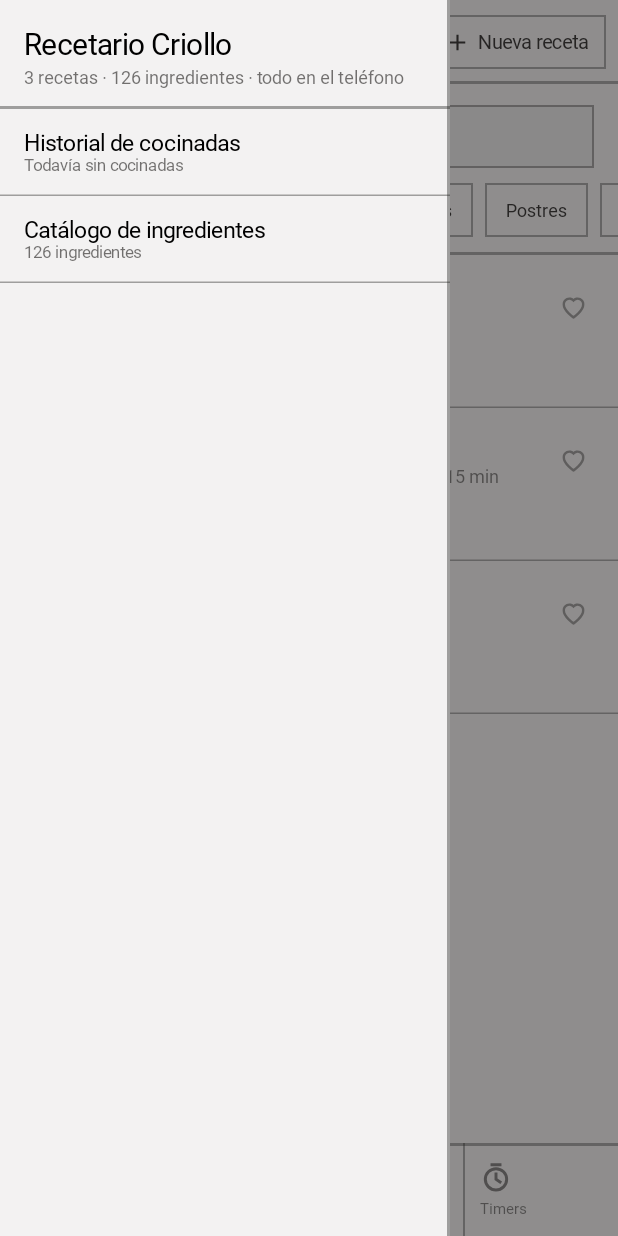
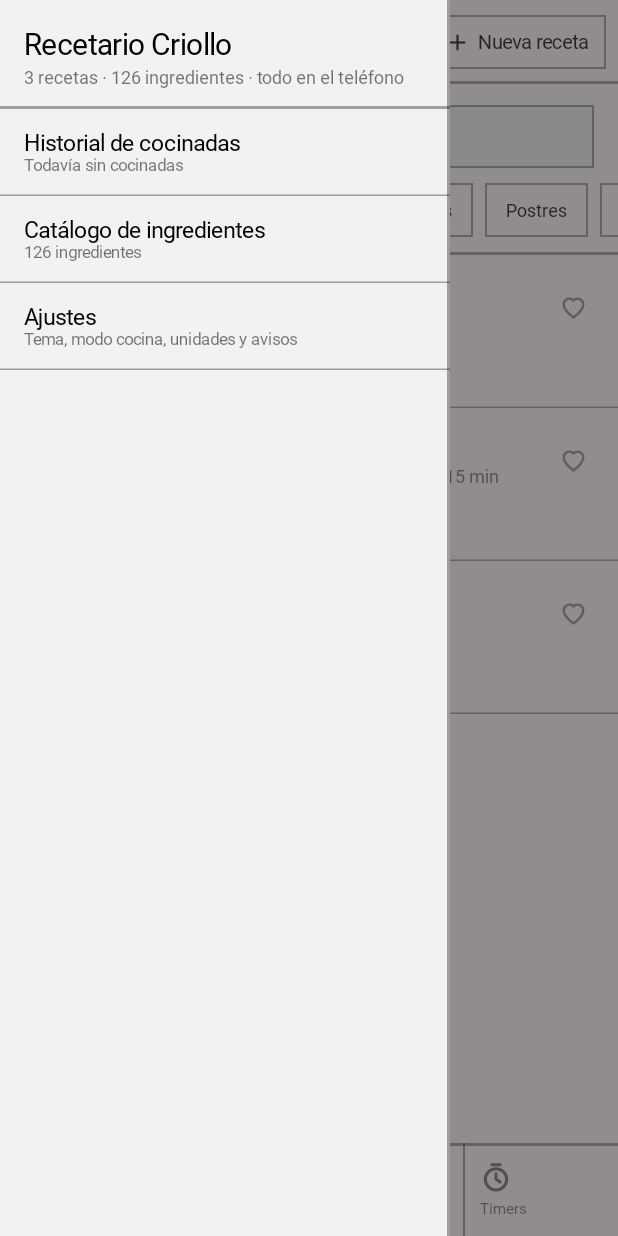
Before and after one commit to hsosa09/recetario-criollo, an Android app built with Jetpack Compose: the screen it shows after launch (MainActivity), after a tap on "Abrir el menú", on a phone screen of 412 x 824 dp. Run offline under Robolectric (Android 15) with nearby library versions, the phone set to English and light mode, and no system bars; our stand-ins replace Room's generated code; Roboto replaces fonts that are not available here.

Commit message:
Ajustes persistentes: tema, modo cocina, unidades y avisos
Pantalla Ajustes (desde el cajón) guardada en DataStore Preferences:
- Tema: el del sistema, claro u oscuro, aplicado al instante a toda la app.
- Abrir las recetas en modo cocina: el detalle arranca con letra +25 % y la
  pantalla encendida.
- Unidades al cargar ingredientes: gramos y mililitros, o tazas y
  cucharadas (UnidadSugerida pasa a tazas solo si hay densidad).
- Avisos: estado de notificaciones y alarmas exactas, con acceso a los
  ajustes del sistema; se revisa al volver.
- Acerca de: versión, «sin internet, sin cuentas, sin anuncios» y licencia
  de Archivo.

AjustesRepositorio recibe el DataStore para testearlo en la JVM con un
archivo temporal; valores desconocidos vuelven al por defecto. El Flow del
tema se arma fuera de setContent (lint FlowOperatorInvokedInComposition).

Verificado en emulador: Oscuro cambia la app al instante, el Flan abre en
modo cocina y Harina 0000 se agrega en tazas.

Limitación conocida: la ventana de arranque sigue el tema del sistema, así
que con «Oscuro» forzado y el sistema en claro puede verse un destello claro
al abrir.

Closes #34

Co-Authored-By: Claude Opus 5 <noreply@anthropic.com>
Claude-Session: https://claude.ai/code/session_01CFphcqcEcsEVT6UTith2zZ

```diff
--- a/app/build.gradle.kts
+++ b/app/build.gradle.kts
@@ -106,10 +106,14 @@ dependencies {
     // Cronometros persistidos como JSON en SharedPreferences
     implementation(libs.kotlinx.serialization.json)
 
+    // Ajustes del usuario (tema, modo cocina, unidades), sin red
+    implementation(libs.androidx.datastore.preferences)
+
     // Fotos de recetas guardadas en el almacenamiento interno
     implementation(libs.coil.compose)
 
     testImplementation(libs.junit)
+    testImplementation(libs.kotlinx.coroutines.test)
     androidTestImplementation(platform(libs.androidx.compose.bom))
     androidTestImplementation(libs.androidx.compose.ui.test.junit4)
     androidTestImplementation(libs.androidx.espresso.core)
--- a/app/src/main/java/uy/horacio/recetariocriollo/MainActivity.kt
+++ b/app/src/main/java/uy/horacio/recetariocriollo/MainActivity.kt
@@ -4,6 +4,12 @@ import android.os.Bundle
 import androidx.activity.ComponentActivity
 import androidx.activity.compose.setContent
 import androidx.activity.enableEdgeToEdge
+import androidx.compose.foundation.isSystemInDarkTheme
+import androidx.compose.runtime.getValue
+import androidx.lifecycle.compose.collectAsStateWithLifecycle
+import kotlinx.coroutines.flow.distinctUntilChanged
+import kotlinx.coroutines.flow.map
+import uy.horacio.recetariocriollo.dominio.modelo.Tema
 import uy.horacio.recetariocriollo.ui.navegacion.NavegacionRecetario
 import uy.horacio.recetariocriollo.ui.theme.TemaRecetario
 
@@ -11,8 +17,20 @@ class MainActivity : ComponentActivity() {
     override fun onCreate(savedInstanceState: Bundle?) {
         enableEdgeToEdge()
         super.onCreate(savedInstanceState)
+        // Fuera de setContent: un operador de Flow dentro de la composición se recrea en cada recomposición.
+        val temas = (application as RecetarioApp).contenedor.ajustes.ajustes
+            .map { it.tema }
+            .distinctUntilChanged()
         setContent {
-            TemaRecetario {
+            val tema by temas.collectAsStateWithLifecycle(initialValue = Tema.SISTEMA)
+            val oscuroSistema = isSystemInDarkTheme()
+            TemaRecetario(
+                oscuro = when (tema) {
+                    Tema.SISTEMA -> oscuroSistema
+                    Tema.CLARO -> false
+                    Tema.OSCURO -> true
+                }
+            ) {
                 NavegacionRecetario()
             }
         }
--- a/app/src/main/java/uy/horacio/recetariocriollo/RecetarioApp.kt
+++ b/app/src/main/java/uy/horacio/recetariocriollo/RecetarioApp.kt
@@ -2,15 +2,20 @@ package uy.horacio.recetariocriollo
 
 import android.app.Application
 import android.content.Context
+import androidx.datastore.preferences.preferencesDataStore
 import kotlinx.coroutines.CoroutineScope
 import kotlinx.coroutines.Dispatchers
 import kotlinx.coroutines.SupervisorJob
 import uy.horacio.recetariocriollo.cronometro.GestorCronometros
+import uy.horacio.recetariocriollo.datos.AjustesRepositorio
 import uy.horacio.recetariocriollo.datos.AlmacenFotos
 import uy.horacio.recetariocriollo.datos.CocinadaRepositorio
 import uy.horacio.recetariocriollo.datos.IngredienteRepositorio
 import uy.horacio.recetariocriollo.datos.RecetaRepositorio
 import uy.horacio.recetariocriollo.datos.RecetarioBaseDatos
+
+/** Un solo DataStore por proceso: el delegado garantiza la instancia única. */
+private val Context.almacenAjustes by preferencesDataStore(name = "ajustes")
 
 /**
  * Contenedor de dependencias hecho a mano. La app es chica y 100% local:
@@ -30,6 +35,8 @@ class Contenedor(contexto: Context) {
 
     val cocinadas = CocinadaRepositorio(baseDatos.cocinadaDao())
 
+    val ajustes = AjustesRepositorio(contexto.almacenAjustes)
+
     val cronometros: GestorCronometros = GestorCronometros.obtener(contexto)
 }
 
--- /dev/null
+++ b/app/src/main/java/uy/horacio/recetariocriollo/datos/AjustesRepositorio.kt
@@ -0,0 +1,43 @@
+package uy.horacio.recetariocriollo.datos
+
+import androidx.datastore.core.DataStore
+import androidx.datastore.preferences.core.Preferences
+import androidx.datastore.preferences.core.booleanPreferencesKey
+import androidx.datastore.preferences.core.edit
+import androidx.datastore.preferences.core.stringPreferencesKey
+import kotlinx.coroutines.flow.Flow
+import kotlinx.coroutines.flow.map
+import uy.horacio.recetariocriollo.dominio.modelo.Ajustes
+import uy.horacio.recetariocriollo.dominio.modelo.PreferenciaUnidades
+import uy.horacio.recetariocriollo.dominio.modelo.Tema
+
+/**
+ * Ajustes del usuario en DataStore Preferences. Recibe el DataStore para poder
+ * testearlo en la JVM con un archivo temporal.
+ */
+class AjustesRepositorio(private val almacen: DataStore<Preferences>) {
+
+    val ajustes: Flow<Ajustes> = almacen.data.map { preferencias ->
+        Ajustes(
+            tema = enumONulo<Tema>(preferencias[TEMA]) ?: Tema.SISTEMA,
+            modoCocinaPorDefecto = preferencias[MODO_COCINA] ?: false,
+            unidades = enumONulo<PreferenciaUnidades>(preferencias[UNIDADES]) ?: PreferenciaUnidades.METRICAS
+        )
+    }
+
+    suspend fun cambiarTema(tema: Tema) = almacen.edit { it[TEMA] = tema.name }
+
+    suspend fun cambiarModoCocinaPorDefecto(activo: Boolean) = almacen.edit { it[MODO_COCINA] = activo }
+
+    suspend fun cambiarUnidades(unidades: PreferenciaUnidades) = almacen.edit { it[UNIDADES] = unidades.name }
+
+    private companion object {
+        val TEMA = stringPreferencesKey("tema")
+        val MODO_COCINA = booleanPreferencesKey("modo_cocina_por_defecto")
+        val UNIDADES = stringPreferencesKey("unidades")
+
+        // Por nombre, y un valor desconocido (de una versión futura) vuelve al por defecto.
+        inline fun <reified T : Enum<T>> enumONulo(nombre: String?): T? =
+            nombre?.let { valor -> enumValues<T>().firstOrNull { it.name == valor } }
+    }
+}
--- /dev/null
+++ b/app/src/main/java/uy/horacio/recetariocriollo/dominio/modelo/Ajustes.kt
@@ -0,0 +1,13 @@
+package uy.horacio.recetariocriollo.dominio.modelo
+
+enum class Tema { SISTEMA, CLARO, OSCURO }
+
+/** Qué unidad se propone al cargar un ingrediente en el editor. */
+enum class PreferenciaUnidades { METRICAS, DE_COCINA }
+
+data class Ajustes(
+    val tema: Tema = Tema.SISTEMA,
+    /** El detalle de receta abre con letra grande y la pantalla encendida. */
+    val modoCocinaPorDefecto: Boolean = false,
+    val unidades: PreferenciaUnidades = PreferenciaUnidades.METRICAS
+)
--- a/app/src/main/java/uy/horacio/recetariocriollo/ui/Fabricas.kt
+++ b/app/src/main/java/uy/horacio/recetariocriollo/ui/Fabricas.kt
@@ -6,6 +6,7 @@ import androidx.lifecycle.viewmodel.CreationExtras
 import androidx.lifecycle.viewmodel.initializer
 import androidx.lifecycle.viewmodel.viewModelFactory
 import uy.horacio.recetariocriollo.RecetarioApp
+import uy.horacio.recetariocriollo.ui.ajustes.AjustesViewModel
 import uy.horacio.recetariocriollo.ui.busqueda.BusquedaViewModel
 import uy.horacio.recetariocriollo.ui.cajon.CajonViewModel
 import uy.horacio.recetariocriollo.ui.catalogo.CatalogoViewModel
@@ -27,6 +28,7 @@ object Fabricas {
             DetalleRecetaViewModel(
                 repositorio = app().contenedor.recetas,
                 cocinadas = app().contenedor.cocinadas,
+                ajustes = app().contenedor.ajustes,
                 cronometros = app().contenedor.cronometros,
                 estadoGuardado = createSavedStateHandle()
             )
@@ -37,6 +39,7 @@ object Fabricas {
                 recetas = app().contenedor.recetas,
                 ingredientes = app().contenedor.ingredientes,
                 almacenFotos = app().contenedor.almacenFotos,
+                ajustes = app().contenedor.ajustes,
                 estadoGuardado = createSavedStateHandle()
             )
         }
@@ -51,6 +54,8 @@ object Fabricas {
         initializer { ConversorViewModel(app().contenedor.ingredientes, app().contenedor.recetas) }
 
         initializer { CronometrosViewModel(app().contenedor.cronometros) }
+
+        initializer { AjustesViewModel(app().contenedor.ajustes, app().contenedor.cronometros) }
 
         initializer {
             CajonViewModel(
--- a/app/src/main/java/uy/horacio/recetariocriollo/ui/cajon/CajonRecetario.kt
+++ b/app/src/main/java/uy/horacio/recetariocriollo/ui/cajon/CajonRecetario.kt
@@ -25,6 +25,7 @@ import uy.horacio.recetariocriollo.R
 import uy.horacio.recetariocriollo.ui.componentes.MARGEN
 import uy.horacio.recetariocriollo.ui.componentes.TextoTenue
 import uy.horacio.recetariocriollo.ui.componentes.fileteAbajo
+import uy.horacio.recetariocriollo.ui.navegacion.RutaAjustes
 import uy.horacio.recetariocriollo.ui.navegacion.RutaCatalogo
 import uy.horacio.recetariocriollo.ui.navegacion.RutaHistorial
 
@@ -79,6 +80,11 @@ fun CajonRecetario(
                 detalle = pluralStringResource(R.plurals.cajon_ingredientes, resumen.ingredientes, resumen.ingredientes),
                 alTocar = { alIr(RutaCatalogo) }
             )
+            EntradaCajon(
+                nombre = stringResource(R.string.ajustes_titulo),
+                detalle = stringResource(R.string.cajon_ajustes_detalle),
+                alTocar = { alIr(RutaAjustes) }
+            )
         }
     }
 }
--- a/app/src/main/java/uy/horacio/recetariocriollo/ui/navegacion/NavegacionRecetario.kt
+++ b/app/src/main/java/uy/horacio/recetariocriollo/ui/navegacion/NavegacionRecetario.kt
@@ -50,6 +50,8 @@ import uy.horacio.recetariocriollo.R
 import uy.horacio.recetariocriollo.cronometro.EstadoCronometro
 import uy.horacio.recetariocriollo.ui.Fabricas
 import uy.horacio.recetariocriollo.ui.busqueda.BusquedaPantalla
+import uy.horacio.recetariocriollo.ui.ajustes.AjustesPantalla
+import uy.horacio.recetariocriollo.ui.ajustes.AjustesViewModel
 import uy.horacio.recetariocriollo.ui.busqueda.BusquedaViewModel
 import uy.horacio.recetariocriollo.ui.cajon.CajonRecetario
 import uy.horacio.recetariocriollo.ui.cajon.CajonViewModel
@@ -199,6 +201,11 @@ fun NavegacionRecetario(
                 )
             }
 
+            composable<RutaAjustes> {
+                val vistaModelo: AjustesViewModel = viewModel(factory = Fabricas.Factory)
+                AjustesPantalla(vistaModelo = vistaModelo, alVolver = { controlador.popBackStack() })
+            }
+
             composable<RutaCatalogo> {
                 val vistaModelo: CatalogoViewModel = viewModel(factory = Fabricas.Factory)
                 CatalogoPantalla(vistaModelo = vistaModelo, alVolver = { controlador.popBackStack() })
--- a/app/src/main/java/uy/horacio/recetariocriollo/ui/navegacion/Rutas.kt
+++ b/app/src/main/java/uy/horacio/recetariocriollo/ui/navegacion/Rutas.kt
@@ -28,6 +28,9 @@ data object RutaHistorial
 @Serializable
 data object RutaCatalogo
 
+@Serializable
+data object RutaAjustes
+
 /** Cocinar paso a paso con las porciones que se estaban viendo en el detalle. */
 @Serializable
 data class RutaCocina(val recetaId: Long, val porciones: Int)
--- a/gradle/libs.versions.toml
+++ b/gradle/libs.versions.toml
@@ -14,6 +14,8 @@ navigationCompose = "2.9.5"
 room = "2.8.4"
 kotlinxSerialization = "1.9.0"
 coil = "3.3.0"
+datastore = "1.2.0"
+coroutinesTest = "1.10.2"
 
 [libraries]
 androidx-core-ktx = { group = "androidx.core", name = "core-ktx", version.ref = "coreKtx" }
@@ -39,6 +41,8 @@ androidx-room-ktx = { group = "androidx.room", name = "room-ktx", version.ref =
 androidx-room-compiler = { group = "androidx.room", name = "room-compiler", version.ref = "room" }
 androidx-room-testing = { group = "androidx.room", name = "room-testing", version.ref = "room" }
 kotlinx-serialization-json = { group = "org.jetbrains.kotlinx", name = "kotlinx-serialization-json", version.ref = "kotlinxSerialization" }
+androidx-datastore-preferences = { group = "androidx.datastore", name = "datastore-preferences", version.ref = "datastore" }
+kotlinx-coroutines-test = { group = "org.jetbrains.kotlinx", name = "kotlinx-coroutines-test", version.ref = "coroutinesTest" }
 coil-compose = { group = "io.coil-kt.coil3", name = "coil-compose", version.ref = "coil" }
 
 [plugins]
```
Also changed, not shown: app/src/main/java/uy/horacio/recetariocriollo/dominio/UnidadSugerida.kt (added, +20 -0 lines), app/src/main/java/uy/horacio/recetariocriollo/ui/ajustes/AjustesPantalla.kt (added, +180 -0 lines), app/src/main/java/uy/horacio/recetariocriollo/ui/ajustes/AjustesViewModel.kt (added, +36 -0 lines), app/src/main/java/uy/horacio/recetariocriollo/ui/recetas/DetalleRecetaViewModel.kt (+8 -0 lines), app/src/main/java/uy/horacio/recetariocriollo/ui/recetas/EditorRecetaViewModel.kt (+12 -1 lines), app/src/main/res/values/strings.xml (+25 -0 lines), 2 other files.
